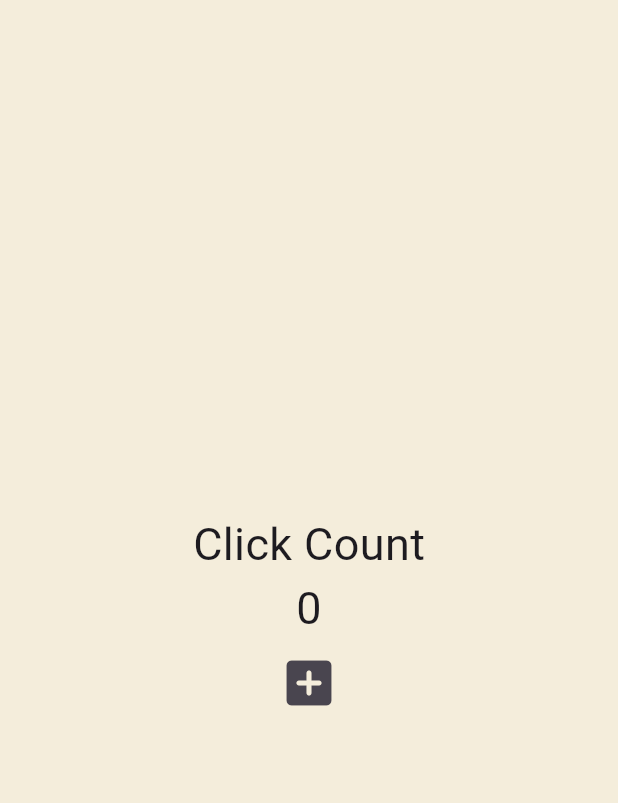
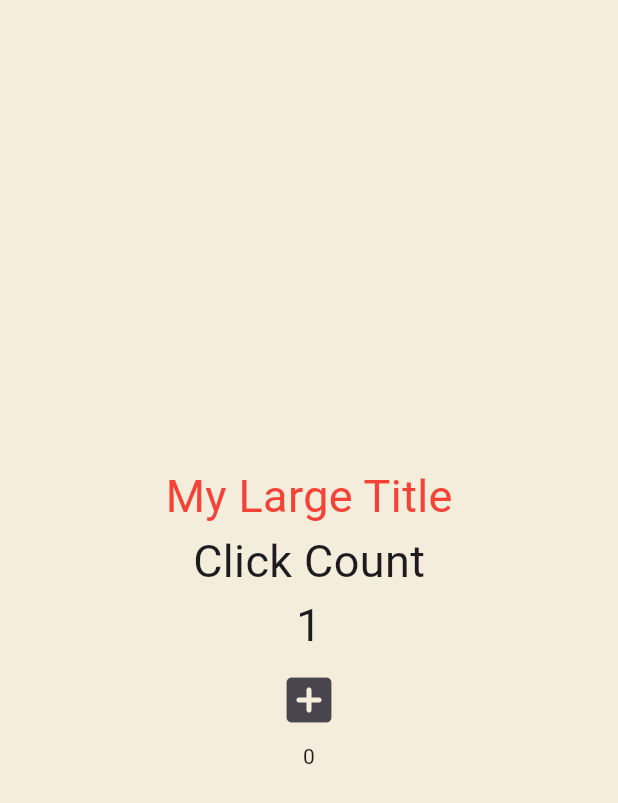
Before and after one commit to thespeace/learn_flutter_starter, a Flutter app: the screen it shows after launch, after a tap on the "add box" icon, on a phone screen of 412 x 824 dp. Shown: the top 803 px of the screen. Run offline on Flutter 3.47's test engine with Material 3 defaults, Android fonts, the phone set to English and light mode, and no system bars.

Commit message:
FEAT: Stateful widgets-setState and BuildContext argument

```diff
--- a/lib/main.dart
+++ b/lib/main.dart
@@ -178,21 +178,34 @@ class DataApp extends StatefulWidget {//StatefulWidget의 첫 번째 부문은
 
 class _DataAppState extends State<DataApp> {//StatefulWidget의 두 번째 부문인 State는 위젯의 데이터(Dart's Class Properties)와 UI를 저장한다.
 
+  //State는 뭐든 저장가능하다.
   int counter = 0;
+  List<int> numbers = [];
 
   void onClicked(){
-    counter++;
+    setState(() { //State클래스에게 데이터가 변경되었다고 알리는 함수(build method reload).
+      counter++; //데이터가 변경되는 코드를 필수적으로 함수안에 넣지 않아도 되지만 가독성을 위해 넣는게 좋다.
+      numbers.add(numbers.length);
+    });
   }
 
   @override
   Widget build(BuildContext context) {
     return MaterialApp(
+      theme: ThemeData(
+        textTheme: const TextTheme(
+          titleLarge: TextStyle(
+            color: Colors.red,
+          ),
+        ),
+      ),
       home: Scaffold(
         backgroundColor: const Color(0xFFF4EDDB),
         body: Center(
           child: Column(
             mainAxisAlignment: MainAxisAlignment.center,
             children: [
+              const MyLargeTitle(),
               const Text(
                 'Click Count',
                 style:
@@ -212,10 +225,27 @@ class _DataAppState extends State<DataApp> {//StatefulWidget의 두 번째 부
                   onPressed: onClicked,
                   icon: const Icon(Icons.add_box_rounded),
               ),
+              for(var n in numbers) Text('$n'),
             ],
           ),
+
+
         ),
       ),
     );
   }
 }
+
+class MyLargeTitle extends StatelessWidget {
+  const MyLargeTitle({
+    Key? key,
+  }) : super(key: key);
+
+  @override
+  Widget build(BuildContext context) {//context는 Text 이전에 있는 모든 상위 요소들에 대한 정보(MyLargeTitle Text의 부모 요소들의 모든 정보)이다. 위젯 트리로 확인가능하고 BuildContext를 사용하면 아주 먼 곳의 요소에 접근 가능하다.
+    return Text(
+      'My Large Title',
+      style: TextStyle(fontSize: 30, color: Theme.of(context).textTheme.titleLarge!.color,), // null safe에 대해 `!`로 강력하게 확신할 수도 있고 `?`로 만약 그것이 있는 경우 사용하라고 지정할 수도 있다.
+    );
+  }
+}
```
